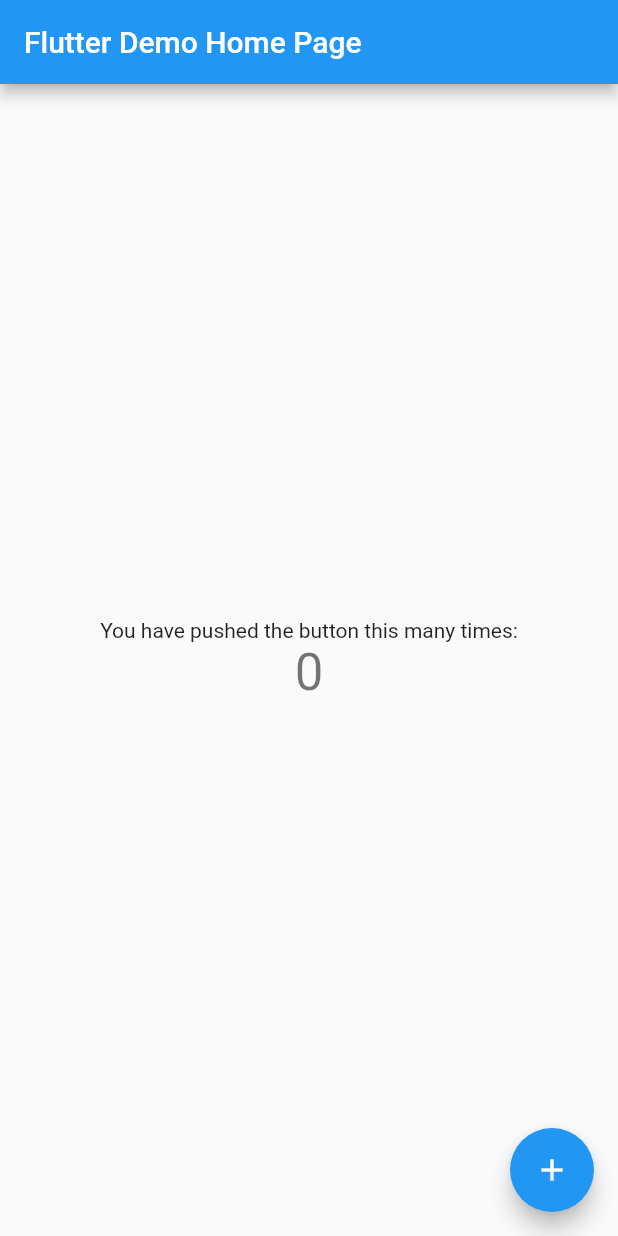
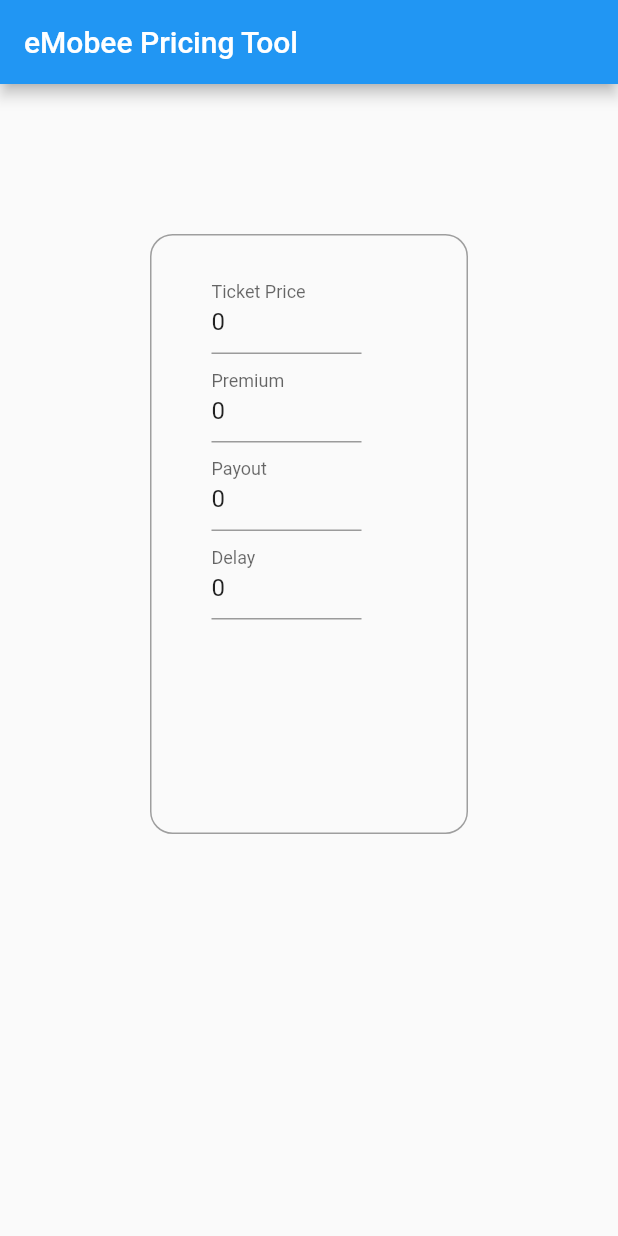
Before and after one commit to l0r5/pricing_tool, a Flutter app: the screen it shows after launch, on a phone screen of 412 x 824 dp. Run offline on Flutter 3.47's test engine with Material 2 defaults, Android fonts, the light colour scheme and no system bars.

Commit message:
Add parameter input fields

```diff
--- /dev/null
+++ b/lib/elements/pricing_parameter.dart
@@ -0,0 +1,30 @@
+import 'package:flutter/cupertino.dart';
+import 'package:flutter/material.dart';
+
+class PricingParameter extends StatelessWidget {
+
+  PricingParameter({label, paramId, initialValue, updateValues}) {
+    this.label = label;
+    this.paramId = paramId;
+    this.textFieldController.text = initialValue.toString();
+    this.updateValues = updateValues;
+  }
+
+  String label;
+  int paramId;
+  Function(int, String) updateValues;
+  final TextEditingController textFieldController = TextEditingController();
+
+  @override
+  Widget build(BuildContext context) {
+    return Container(
+        width: 100,
+        margin: EdgeInsets.symmetric(horizontal: 20),
+        child: TextField(
+          controller: textFieldController,
+          decoration: InputDecoration(labelText: label),
+          keyboardType: TextInputType.number,
+          onChanged: (ticketPrice) => updateValues(paramId, ticketPrice)
+        ));
+  }
+}
--- a/lib/main.dart
+++ b/lib/main.dart
@@ -1,4 +1,5 @@
 import 'package:flutter/material.dart';
+import 'package:pricing_tool/elements/pricing_parameter.dart';
 
 void main() => runApp(MyApp());
 
@@ -7,7 +8,7 @@
   @override
   Widget build(BuildContext context) {
     return MaterialApp(
-      title: 'Flutter Demo',
+      title: 'eMobee Pricing Tool',
       theme: ThemeData(
         // This is the theme of your application.
         //
@@ -20,23 +21,13 @@
         // is not restarted.
         primarySwatch: Colors.blue,
       ),
-      home: MyHomePage(title: 'Flutter Demo Home Page'),
+      home: MyHomePage(title: 'eMobee Pricing Tool'),
     );
   }
 }
 
 class MyHomePage extends StatefulWidget {
   MyHomePage({Key key, this.title}) : super(key: key);
-
-  // This widget is the home page of your application. It is stateful, meaning
-  // that it has a State object (defined below) that contains fields that affect
-  // how it looks.
-
-  // This class is the configuration for the state. It holds the values (in this
-  // case the title) provided by the parent (in this case the App widget) and
-  // used by the build method of the State. Fields in a Widget subclass are
-  // always marked "final".
-
   final String title;
 
   @override
@@ -44,68 +35,71 @@
 }
 
 class _MyHomePageState extends State<MyHomePage> {
-  int _counter = 0;
+  Map _params = {
+    0: {
+      "id": 0,
+      "name": "Ticket Price",
+      "value": 0,
+    },
+    1: {
+      "id": 1,
+      "name": "Premium",
+      "value": 0,
+    },
+    2: {
+      "id": 2,
+      "name": "Payout",
+      "value": 0,
+    },
+    3: {
+      "id": 3,
+      "name": "Delay",
+      "value": 0,
+    },
+  };
 
-  void _incrementCounter() {
-    setState(() {
-      // This call to setState tells the Flutter framework that something has
-      // changed in this State, which causes it to rerun the build method below
-      // so that the display can reflect the updated values. If we changed
-      // _counter without calling setState(), then the build method would not be
-      // called again, and so nothing would appear to happen.
-      _counter++;
-    });
+  Function() updateValues(int paramId, String value) {
+    _params[paramId]["value"] = double.parse(value);
+  }
+
+  List<Widget> _constructAllParamWidgets() {
+    List<Widget> allParamWidgets = [];
+    _params
+        .forEach((key, value) => allParamWidgets.add(_buildParamWidget(key)));
+    return allParamWidgets;
+  }
+
+  Widget _buildParamWidget(int paramId) {
+    return Row(children: <Widget>[
+      PricingParameter(
+        label: _params[paramId]["name"].toString(),
+        paramId: _params[paramId]["id"],
+        initialValue: _params[paramId]["value"],
+        updateValues: updateValues,
+      )
+    ]);
   }
 
   @override
   Widget build(BuildContext context) {
-    // This method is rerun every time setState is called, for instance as done
-    // by the _incrementCounter method above.
-    //
-    // The Flutter framework has been optimized to make rerunning build methods
-    // fast, so that you can just rebuild anything that needs updating rather
-    // than having to individually change instances of widgets.
     return Scaffold(
       appBar: AppBar(
-        // Here we take the value from the MyHomePage object that was created by
-        // the App.build method, and use it to set our appbar title.
         title: Text(widget.title),
       ),
-      body: Center(
-        // Center is a layout widget. It takes a single child and positions it
-        // in the middle of the parent.
+      body: Container(
+        height: 400,
+        decoration: BoxDecoration(
+          border: Border.all(width: 1.0, color: Colors.grey),
+          borderRadius: BorderRadius.all(
+            Radius.circular(15),
+          ),
+        ),
+        margin: EdgeInsets.symmetric(horizontal: 100, vertical: 100),
+        padding: EdgeInsets.symmetric(horizontal: 20, vertical: 20),
         child: Column(
-          // Column is also a layout widget. It takes a list of children and
-          // arranges them vertically. By default, it sizes itself to fit its
-          // children horizontally, and tries to be as tall as its parent.
-          //
-          // Invoke "debug painting" (press "p" in the console, choose the
-          // "Toggle Debug Paint" action from the Flutter Inspector in Android
-          // Studio, or the "Toggle Debug Paint" command in Visual Studio Code)
-          // to see the wireframe for each widget.
-          //
-          // Column has various properties to control how it sizes itself and
-          // how it positions its children. Here we use mainAxisAlignment to
-          // center the children vertically; the main axis here is the vertical
-          // axis because Columns are vertical (the cross axis would be
-          // horizontal).
-          mainAxisAlignment: MainAxisAlignment.center,
-          children: <Widget>[
-            Text(
-              'You have pushed the button this many times:',
-            ),
-            Text(
-              '$_counter',
-              style: Theme.of(context).textTheme.display1,
-            ),
-          ],
-        ),
+            mainAxisAlignment: MainAxisAlignment.start,
+            children: _constructAllParamWidgets()),
       ),
-      floatingActionButton: FloatingActionButton(
-        onPressed: _incrementCounter,
-        tooltip: 'Increment',
-        child: Icon(Icons.add),
-      ), // This trailing comma makes auto-formatting nicer for build methods.
     );
   }
 }
```
